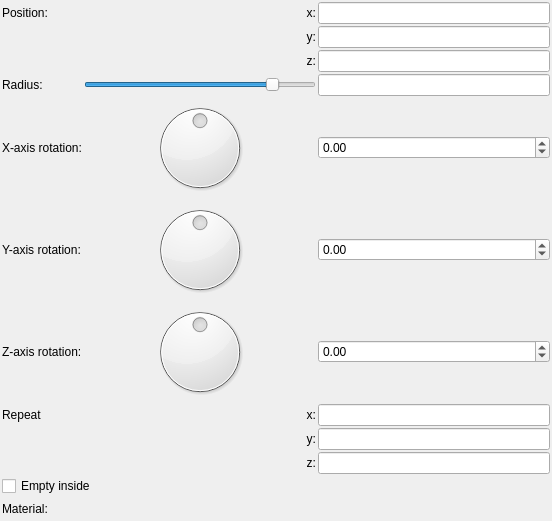
Old version of the form mandelbulber2/formula/ui/primitive_sphere.ui in the repository buddhi1980/mandelbulber2.
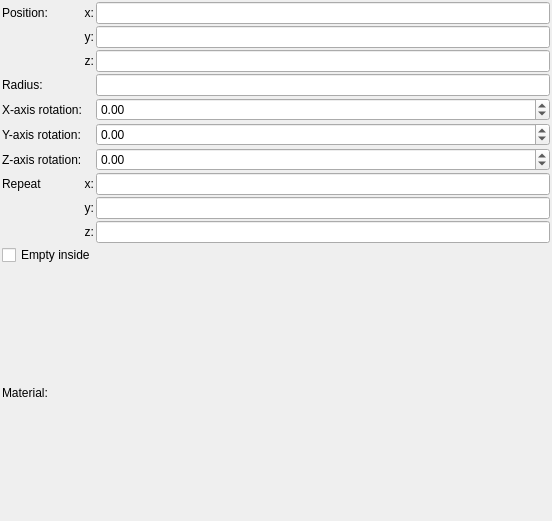
New version of the form. Custom widgets are drawn as their Qt base class.

Commit message: Cleaned up more fractal UIs and all UIs for primitives.

Patch:
```diff
--- a/mandelbulber2/formula/ui/primitive_sphere.ui
+++ b/mandelbulber2/formula/ui/primitive_sphere.ui
@@ -120,44 +120,6 @@
        </property>
       </widget>
      </item>
-     <item row="3" column="1">
-      <widget class="QSlider" name="logslider_radius">
-       <property name="sizePolicy">
-        <sizepolicy hsizetype="Expanding" vsizetype="Maximum">
-         <horstretch>0</horstretch>
-         <verstretch>0</verstretch>
-        </sizepolicy>
-       </property>
-       <property name="sizeIncrement">
-        <size>
-         <width>0</width>
-         <height>0</height>
-        </size>
-       </property>
-       <property name="minimum">
-        <number>-1500</number>
-       </property>
-       <property name="maximum">
-        <number>300</number>
-       </property>
-       <property name="orientation">
-        <enum>Qt::Horizontal</enum>
-       </property>
-      </widget>
-     </item>
-     <item row="5" column="1">
-      <widget class="QDial" name="dial3_rotation_y">
-       <property name="minimum">
-        <number>-18000</number>
-       </property>
-       <property name="maximum">
-        <number>18000</number>
-       </property>
-       <property name="wrapping">
-        <bool>true</bool>
-       </property>
-      </widget>
-     </item>
      <item row="5" column="0">
       <widget class="QLabel" name="label_y_rotation">
        <property name="text">
@@ -284,19 +246,6 @@
        </property>
       </widget>
      </item>
-     <item row="4" column="1">
-      <widget class="QDial" name="dial3_rotation_x">
-       <property name="minimum">
-        <number>-18000</number>
-       </property>
-       <property name="maximum">
-        <number>18000</number>
-       </property>
-       <property name="wrapping">
-        <bool>true</bool>
-       </property>
-      </widget>
-     </item>
      <item row="6" column="0">
       <widget class="QLabel" name="label_z_rotation">
        <property name="text">
@@ -324,19 +273,6 @@
        </property>
       </widget>
      </item>
-     <item row="10" column="0" colspan="2">
-      <widget class="MyCheckBox" name="checkBox_empty">
-       <property name="sizePolicy">
-        <sizepolicy hsizetype="Minimum" vsizetype="Maximum">
-         <horstretch>0</horstretch>
-         <verstretch>0</verstretch>
-        </sizepolicy>
-       </property>
-       <property name="text">
-        <string>Empty inside</string>
-       </property>
-      </widget>
-     </item>
      <item row="11" column="0">
       <widget class="QLabel" name="label_20">
        <property name="text">
@@ -344,19 +280,6 @@
        </property>
       </widget>
      </item>
-     <item row="6" column="1">
-      <widget class="QDial" name="dial3_rotation_z">
-       <property name="minimum">
-        <number>-18000</number>
-       </property>
-       <property name="maximum">
-        <number>18000</number>
-       </property>
-       <property name="wrapping">
-        <bool>true</bool>
-       </property>
-      </widget>
-     </item>
      <item row="7" column="2">
       <widget class="MyLineEdit" name="vect3_repeat_x">
        <property name="sizePolicy">
@@ -384,6 +307,19 @@
        </property>
       </widget>
      </item>
+     <item row="10" column="0" colspan="3">
+      <widget class="MyCheckBox" name="checkBox_empty">
+       <property name="sizePolicy">
+        <sizepolicy hsizetype="Minimum" vsizetype="Maximum">
+         <horstretch>0</horstretch>
+         <verstretch>0</verstretch>
+        </sizepolicy>
+       </property>
+       <property name="text">
+        <string>Empty inside</string>
+       </property>
+      </widget>
+     </item>
     </layout>
    </item>
   </layout>
```
Left out of the diff: 1 changed line with no effect on the pictures. The commit also changes 15 other files.
